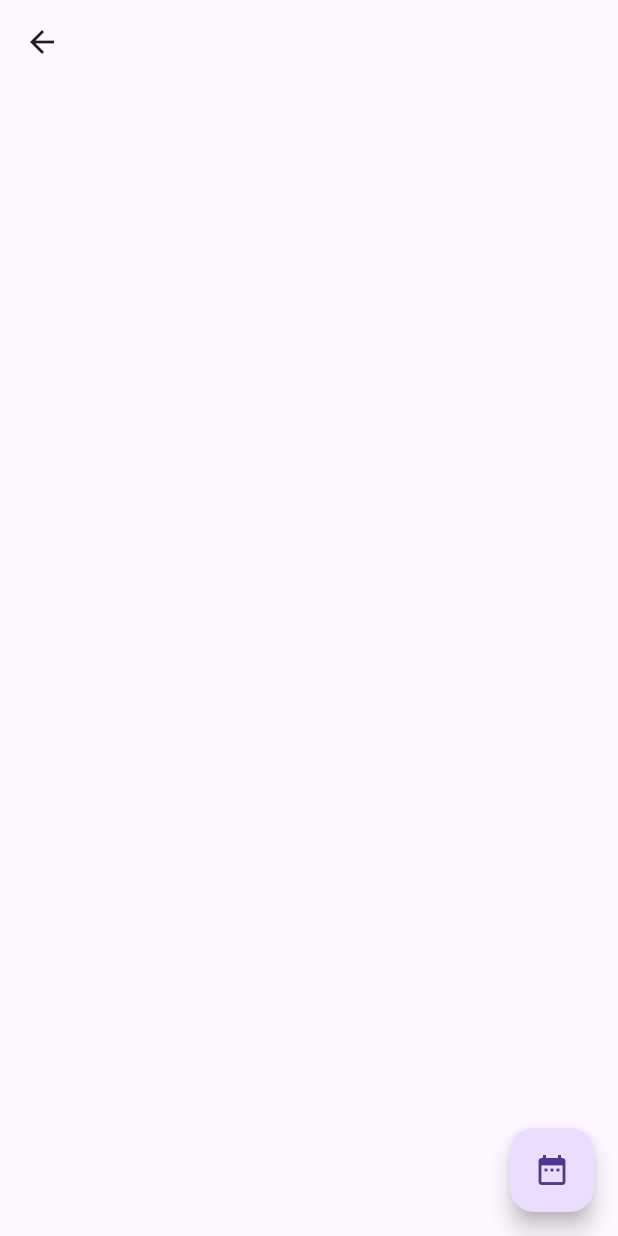
After one commit to vasanthyenuganti/FLUTTER_CLASS, a Flutter app: the MyDatePicker screen opened directly, on a phone screen of 412 x 824 dp. The commit adds this screen. Run offline on Flutter 3.47's test engine with Material 3 defaults, Android fonts, the phone set to English and light mode, and no system bars; our stand-ins replace device_preview; key blocks and very long unbroken strings in the code were emptied for the run.

Commit message:
radio and date picker

```diff
--- /dev/null
+++ b/input_fields/lib/my_date_picker.dart
@@ -0,0 +1,64 @@
+import 'package:flutter/material.dart';
+
+class MyDatePicker extends StatefulWidget {
+  const MyDatePicker({super.key});
+
+  @override
+  State<MyDatePicker> createState() => _MyDatePickerState();
+}
+
+class _MyDatePickerState extends State<MyDatePicker> {
+  DateTime? _dateTime;
+  @override
+  Widget build(BuildContext context) {
+    return Scaffold(
+      appBar: AppBar(),
+      body: Center(
+        child: Visibility(
+          visible: _dateTime != null,
+          child: Column(
+            children: [
+              Text(
+                formatToDMY(_dateTime != null ? _dateTime.toString() : ""),
+                style: TextStyle(fontSize: 32),
+              ),
+              Text(
+                _dateTime != null
+                    ? _dateTime!.millisecondsSinceEpoch.toString()
+                    : "Select Date",
+                style: TextStyle(fontSize: 32),
+              ),
+            ],
+          ),
+          // replacement: ,
+        ),
+      ),
+      floatingActionButton: FloatingActionButton(
+        onPressed: () async {
+          _dateTime = await showDatePicker(
+            context: context,
+            firstDate: DateTime(2000),
+            lastDate: DateTime.now(),
+            fieldHintText: "Pick the date",
+            helpText: "Select DOB",
+            initialEntryMode: DatePickerEntryMode.calendarOnly,
+            selectableDayPredicate: (date) => date.weekday == 1,
+            // currentDate: DateTime(2023),
+            cancelText: "Remove",
+            confirmText: "Submit",
+          );
+          if (_dateTime != null) {
+            debugPrint(_dateTime.toString());
+            debugPrint(_dateTime!.millisecondsSinceEpoch.toString());
+          }
+          setState(() {});
+        },
+        child: Icon(Icons.date_range),
+      ),
+    );
+  }
+
+  String formatToDMY(String date) {
+    return date.split(" ").first.split("-").reversed.join("-");
+  }
+}
```
Also changed, not shown: input_fields/lib/main.dart (+24 -1 lines), input_fields/lib/my_radio_button.dart (added, +49 -0 lines).
